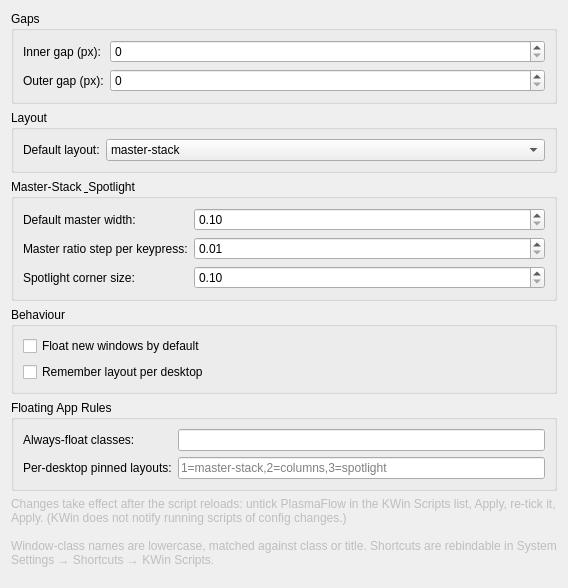
The window that contents/ui/config.ui (PSEUDOSTAGE/PlasmaFlow) describes before a commit, drawn with Qt 5.
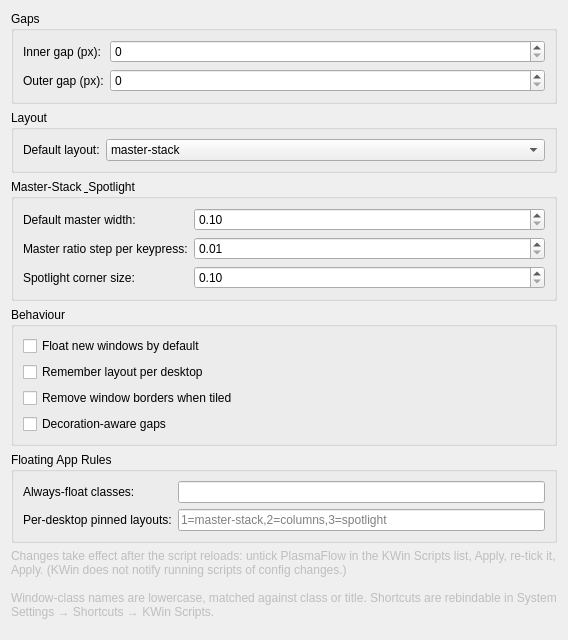
The same window after the commit.

Commit message: Add borderless tiling and decoration-aware gaps (aesthetics)

The edit to the form file:
```diff
--- a/contents/ui/config.ui
+++ b/contents/ui/config.ui
@@ -124,6 +124,18 @@
         <property name="toolTip"><string>Remember each desktop's layout and master width across logout/login.</string></property>
        </widget>
       </item>
+      <item>
+       <widget class="QCheckBox" name="kcfg_noBorderTiling">
+        <property name="text"><string>Remove window borders when tiled</string></property>
+        <property name="toolTip"><string>Strip the title bar and borders from tiled windows for a clean i3-style look. Borders are restored when a window floats or is parked. Windows that draw their own decorations (client-side) are unaffected.</string></property>
+       </widget>
+      </item>
+      <item>
+       <widget class="QCheckBox" name="kcfg_decorationAwareGaps">
+        <property name="text"><string>Decoration-aware gaps</string></property>
+        <property name="toolTip"><string>Compensate the gap for window border thickness so the visible spacing between window contents matches the configured gap. Only affects windows that keep their borders; no effect alongside "Remove window borders when tiled".</string></property>
+       </widget>
+      </item>
      </layout>
     </widget>
    </item>
```
The commit also changes 2 other files.
